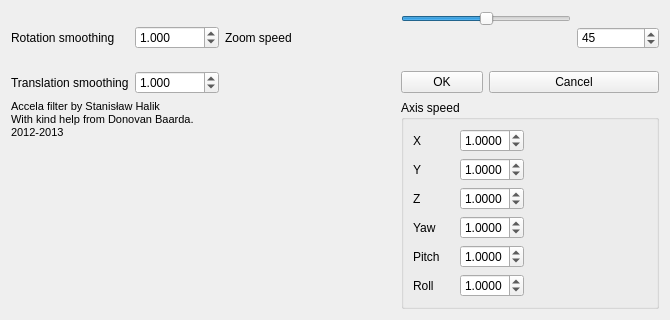
Before: the Qt Designer form ftnoir_filter_accela/ftnoir_accela_filtercontrols.ui in opentrack/opentrack, drawn with Qt 5.
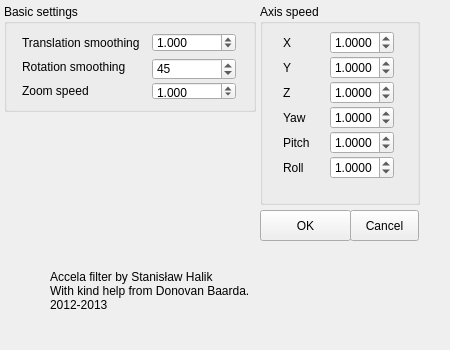
After: the same form once the commit is applied. Icons and pictures are not drawn.

Commit message: redo layout

```diff
--- a/ftnoir_filter_accela/ftnoir_accela_filtercontrols.ui
+++ b/ftnoir_filter_accela/ftnoir_accela_filtercontrols.ui
@@ -9,8 +9,8 @@
    <rect>
     <x>0</x>
     <y>0</y>
-    <width>670</width>
-    <height>320</height>
+    <width>450</width>
+    <height>350</height>
    </rect>
   </property>
   <property name="sizePolicy">
@@ -21,8 +21,8 @@
   </property>
   <property name="maximumSize">
    <size>
-    <width>670</width>
-    <height>320</height>
+    <width>450</width>
+    <height>350</height>
    </size>
   </property>
   <property name="windowTitle">
@@ -41,12 +41,21 @@
   <property name="styleSheet">
    <string notr="true"/>
   </property>
-  <layout class="QGridLayout" name="gridLayout">
-   <property name="sizeConstraint">
-    <enum>QLayout::SetMinAndMaxSize</enum>
-   </property>
-   <item row="3" column="4" colspan="3">
     <widget class="QGroupBox" name="groupBox">
+   <property name="geometry">
+    <rect>
+     <x>260</x>
+     <y>4</y>
+     <width>160</width>
+     <height>201</height>
+    </rect>
+   </property>
+   <property name="sizePolicy">
+    <sizepolicy hsizetype="Maximum" vsizetype="Maximum">
+     <horstretch>150</horstretch>
+     <verstretch>100</verstretch>
+    </sizepolicy>
+   </property>
      <property name="title">
       <string>Axis speed</string>
      </property>
@@ -57,6 +66,21 @@
       <property name="horizontalSpacing">
        <number>20</number>
       </property>
+    <property name="verticalSpacing">
+     <number>2</number>
+    </property>
+    <property name="leftMargin">
+     <number>20</number>
+    </property>
+    <property name="topMargin">
+     <number>7</number>
+    </property>
+    <property name="rightMargin">
+     <number>10</number>
+    </property>
+    <property name="bottomMargin">
+     <number>15</number>
+    </property>
       <item row="0" column="0">
        <widget class="QLabel" name="label">
         <property name="text">
@@ -224,19 +248,24 @@
       </item>
      </layout>
     </widget>
-   </item>
-   <item row="2" column="5" colspan="2">
-    <widget class="QPushButton" name="btnCancel">
-     <property name="text">
-      <string>Cancel</string>
-     </property>
-    </widget>
-   </item>
-   <item row="3" column="0" colspan="4">
     <widget class="QLabel" name="label_9">
+   <property name="geometry">
+    <rect>
+     <x>50</x>
+     <y>270</y>
+     <width>321</width>
+     <height>71</height>
+    </rect>
+   </property>
+   <property name="sizePolicy">
+    <sizepolicy hsizetype="Minimum" vsizetype="Minimum">
+     <horstretch>0</horstretch>
+     <verstretch>0</verstretch>
+    </sizepolicy>
+   </property>
      <property name="font">
       <font>
-       <pointsize>8</pointsize>
+     <pointsize>9</pointsize>
       </font>
      </property>
      <property name="frameShape">
@@ -263,66 +292,93 @@
       <number>0</number>
      </property>
     </widget>
-   </item>
-   <item row="2" column="1">
-    <widget class="QDoubleSpinBox" name="translation_alpha">
-     <property name="decimals">
-      <number>3</number>
-     </property>
-     <property name="minimum">
-      <double>0.100000000000000</double>
-     </property>
-     <property name="maximum">
-      <double>65535.000000000000000</double>
-     </property>
-     <property name="value">
-      <double>1.000000000000000</double>
-     </property>
-    </widget>
-   </item>
-   <item row="2" column="4">
+  <widget class="QPushButton" name="btnCancel">
+   <property name="geometry">
+    <rect>
+     <x>350</x>
+     <y>210</y>
+     <width>69</width>
+     <height>31</height>
+    </rect>
+   </property>
+   <property name="sizePolicy">
+    <sizepolicy hsizetype="Minimum" vsizetype="Minimum">
+     <horstretch>0</horstretch>
+     <verstretch>0</verstretch>
+    </sizepolicy>
+   </property>
+   <property name="text">
+    <string>Cancel</string>
+   </property>
+  </widget>
     <widget class="QPushButton" name="btnOK">
+   <property name="geometry">
+    <rect>
+     <x>260</x>
+     <y>210</y>
+     <width>91</width>
+     <height>31</height>
+    </rect>
+   </property>
+   <property name="sizePolicy">
+    <sizepolicy hsizetype="Expanding" vsizetype="Expanding">
+     <horstretch>0</horstretch>
+     <verstretch>0</verstretch>
+    </sizepolicy>
+   </property>
      <property name="text">
       <string>OK</string>
      </property>
     </widget>
-   </item>
-   <item row="2" column="0">
+  <widget class="QGroupBox" name="">
+   <property name="geometry">
+    <rect>
+     <x>4</x>
+     <y>4</y>
+     <width>252</width>
+     <height>108</height>
+    </rect>
+   </property>
+   <property name="title">
+    <string>Basic settings</string>
+   </property>
+   <layout class="QGridLayout" name="gridLayout">
+    <item row="2" column="1">
+     <widget class="QDoubleSpinBox" name="rotation_alpha">
+      <property name="sizePolicy">
+       <sizepolicy hsizetype="Maximum" vsizetype="Maximum">
+        <horstretch>0</horstretch>
+        <verstretch>0</verstretch>
+       </sizepolicy>
+      </property>
+      <property name="alignment">
+       <set>Qt::AlignLeading|Qt::AlignLeft|Qt::AlignTop</set>
+      </property>
+      <property name="correctionMode">
+       <enum>QAbstractSpinBox::CorrectToPreviousValue</enum>
+      </property>
+      <property name="decimals">
+       <number>3</number>
+      </property>
+      <property name="minimum">
+       <double>0.100000000000000</double>
+      </property>
+      <property name="maximum">
+       <double>65535.000000000000000</double>
+      </property>
+      <property name="value">
+       <double>1.000000000000000</double>
+      </property>
+     </widget>
+    </item>
+    <item row="0" column="0">
     <widget class="QLabel" name="label_3">
      <property name="text">
       <string>Translation smoothing</string>
      </property>
     </widget>
    </item>
-   <item row="0" column="4" colspan="2">
-    <widget class="QSlider" name="slideZoom">
-     <property name="minimumSize">
-      <size>
-       <width>50</width>
-       <height>15</height>
-      </size>
-     </property>
-     <property name="minimum">
-      <number>0</number>
-     </property>
-     <property name="maximum">
-      <number>200</number>
-     </property>
-     <property name="pageStep">
-      <number>1</number>
-     </property>
-     <property name="value">
-      <number>100</number>
-     </property>
-     <property name="orientation">
-      <enum>Qt::Horizontal</enum>
-     </property>
-     <property name="tickPosition">
-      <enum>QSlider::NoTicks</enum>
-     </property>
-    </widget>
-   </item>
-   <item row="0" column="6" rowspan="2">
+    <item row="1" column="1">
     <widget class="QSpinBox" name="spinZoom">
      <property name="minimumSize">
       <size>
@@ -347,15 +403,24 @@
      </property>
     </widget>
    </item>
-   <item row="0" column="0" rowspan="2">
+    <item row="1" column="0">
     <widget class="QLabel" name="label_2">
+      <property name="sizePolicy">
+       <sizepolicy hsizetype="Maximum" vsizetype="Maximum">
+        <horstretch>0</horstretch>
+        <verstretch>0</verstretch>
+       </sizepolicy>
+      </property>
      <property name="text">
       <string>Rotation smoothing</string>
      </property>
-    </widget>
-   </item>
-   <item row="0" column="1" rowspan="2">
-    <widget class="QDoubleSpinBox" name="rotation_alpha">
+      <property name="alignment">
+       <set>Qt::AlignLeading|Qt::AlignLeft|Qt::AlignTop</set>
+      </property>
+     </widget>
+    </item>
+    <item row="0" column="1">
+     <widget class="QDoubleSpinBox" name="translation_alpha">
      <property name="decimals">
       <number>3</number>
      </property>
@@ -370,7 +435,7 @@
      </property>
     </widget>
    </item>
-   <item row="0" column="2" rowspan="2" colspan="2">
+    <item row="2" column="0">
     <widget class="QLabel" name="lblSensYaw_5">
      <property name="minimumSize">
       <size>
@@ -395,6 +460,7 @@
    </item>
   </layout>
  </widget>
+ </widget>
  <resources/>
  <connections>
   <connection>
```
Left out of the diff: 35 changed lines with no effect on the pictures. Lines whose indentation alone changed are shown as unchanged. The commit also changes 1 other file.
